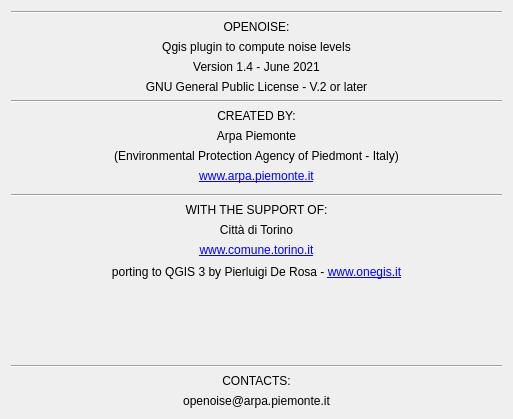
This is tools/ui_Credits.ui in pierluigiderosa/openoise as Qt 5 draws it before an edit. The edited form follows.
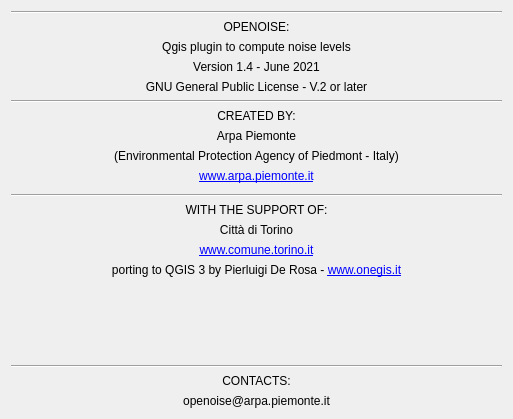
This is the edited form.

Commit message: - fixed link in credits and information layer

Diff of the .ui file:
```diff
--- a/tools/ui_Credits.ui
+++ b/tools/ui_Credits.ui
@@ -290,22 +290,6 @@
      </property>
     </widget>
    </item>
-   <item>
-    <spacer name="verticalSpacer_3">
-     <property name="orientation">
-      <enum>Qt::Vertical</enum>
-     </property>
-     <property name="sizeType">
-      <enum>QSizePolicy::Preferred</enum>
-     </property>
-     <property name="sizeHint" stdset="0">
-      <size>
-       <width>20</width>
-       <height>2</height>
-      </size>
-     </property>
-    </spacer>
-   </item>
    <item>
     <widget class="QLabel" name="label_9">
      <property name="text">
```
Left out of the diff: 10 changed lines with no effect on the pictures. The commit also changes 6 other files.
